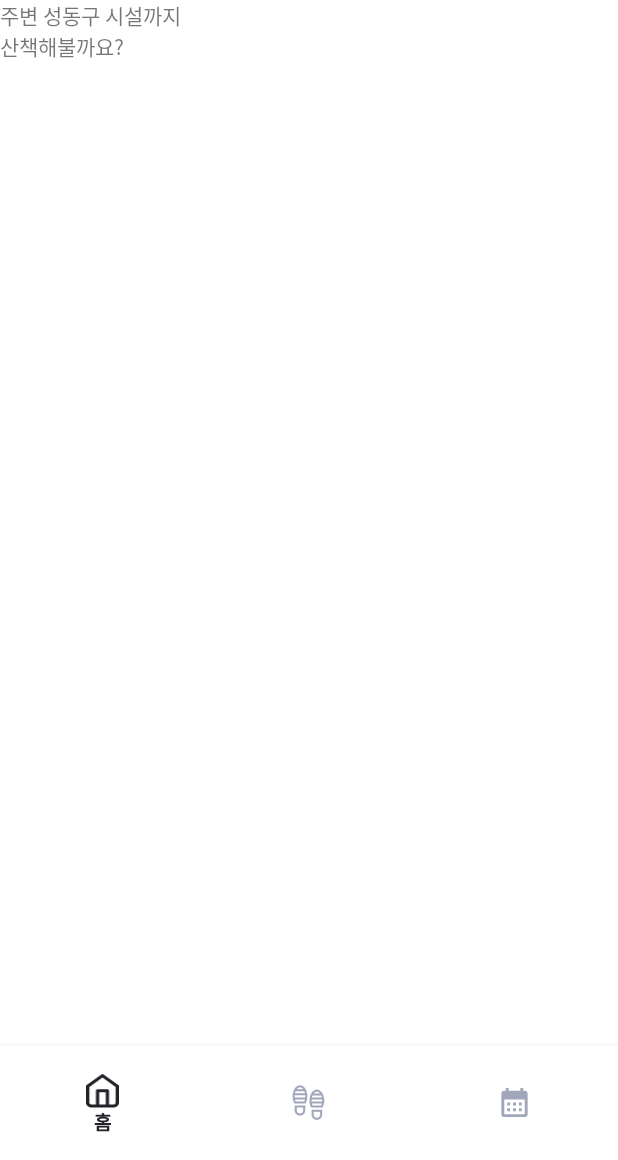
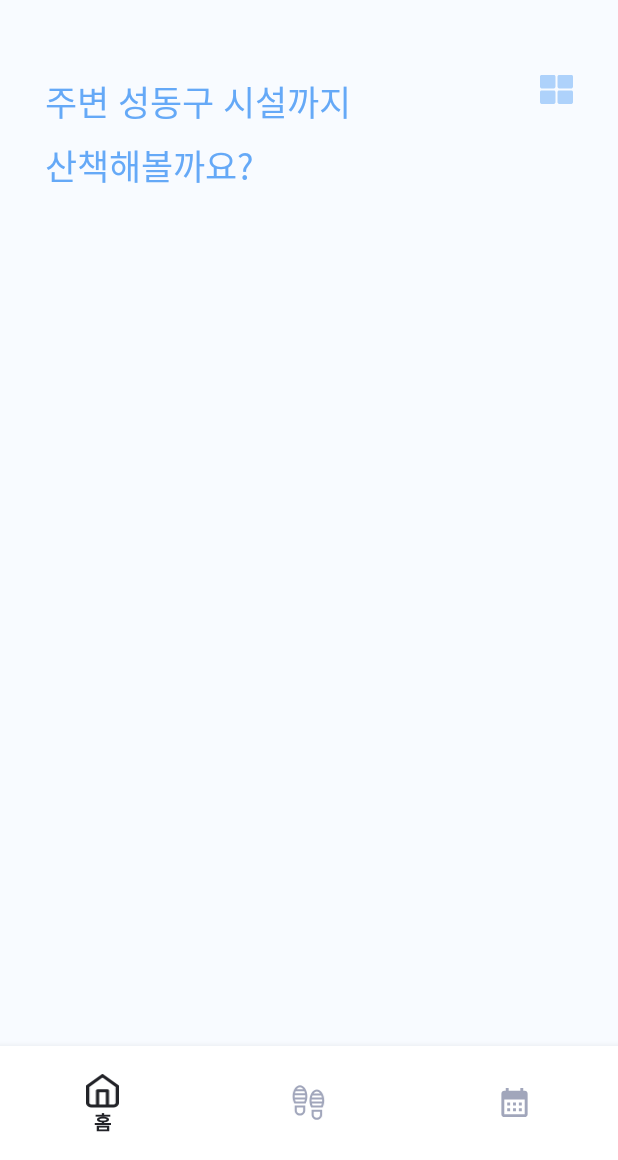
Before and after one commit to 29sungdong/SungDong-FE, an Android app: the screen it shows after launch (BottomNavigationActivity), on a phone screen of 412 x 824 dp, the part 76-1236 px from its top. Run offline under Robolectric (Android 15) with nearby library versions, the phone set to English and light mode, and no system bars.

Commit message:
[feat] home activity layout

```diff
--- a/app/src/main/java/com/example/sungdong_fe/view/BottomNavigationActivity.kt
+++ b/app/src/main/java/com/example/sungdong_fe/view/BottomNavigationActivity.kt
@@ -5,7 +5,6 @@ import android.os.Bundle
 import androidx.fragment.app.Fragment
 import com.example.sungdong_fe.R
 import com.example.sungdong_fe.databinding.ActivityBottomNavigationBinding
-import com.example.sungdong_fe.view.component.TopBarFragment
 
 class BottomNavigationActivity : AppCompatActivity() {
     private lateinit var binding : ActivityBottomNavigationBinding
--- a/app/src/main/java/com/example/sungdong_fe/view/component/TopBarFragment.kt
+++ b/app/src/main/java/com/example/sungdong_fe/view/component/HeaderFragment.kt
@@ -1,6 +1,5 @@
 package com.example.sungdong_fe.view.component
 
-import android.content.ClipData.Item
 import androidx.lifecycle.ViewModelProvider
 import android.os.Bundle
 import androidx.fragment.app.Fragment
@@ -8,14 +7,13 @@ import android.view.LayoutInflater
 import android.view.View
 import android.view.ViewGroup
 import androidx.lifecycle.Observer
-import com.example.sungdong_fe.R
 import com.example.sungdong_fe.databinding.TopBarFragmentBinding
 import com.example.sungdong_fe.viewmodel.TopBarViewModel
 
-class TopBarFragment : Fragment() {
+class HeaderFragment : Fragment() {
 
     companion object {
-        fun newInstance() = TopBarFragment()
+        fun newInstance() = HeaderFragment()
     }
 
     private lateinit var viewModel: TopBarViewModel
--- /dev/null
+++ b/app/src/main/res/drawable/ic_board.xml
@@ -0,0 +1,10 @@
+<vector xmlns:android="http://schemas.android.com/apk/res/android"
+    android:width="22dp"
+    android:height="20dp"
+    android:viewportWidth="22"
+    android:viewportHeight="20">
+  <path
+      android:pathData="M12.7188,0H20.9688C21.5383,0 22,0.4617 22,1.0313V7.9063C22,8.4758 21.5383,8.9375 20.9688,8.9375H12.7188C12.1492,8.9375 11.6875,8.4758 11.6875,7.9063V1.0313C11.6875,0.4617 12.1492,0 12.7188,0ZM9.2813,0H1.0313C0.4617,0 0,0.4617 0,1.0313V7.9063C0,8.4758 0.4617,8.9375 1.0313,8.9375H9.2813C9.8508,8.9375 10.3125,8.4758 10.3125,7.9063V1.0313C10.3125,0.4617 9.8508,0 9.2813,0ZM0,11.3438V18.2188C0,18.7883 0.4617,19.25 1.0313,19.25H9.2813C9.8508,19.25 10.3125,18.7883 10.3125,18.2188V11.3438C10.3125,10.7742 9.8508,10.3125 9.2813,10.3125H1.0313C0.4617,10.3125 0,10.7742 0,11.3438ZM12.7188,19.25H20.9688C21.5383,19.25 22,18.7883 22,18.2188V11.3438C22,10.7742 21.5383,10.3125 20.9688,10.3125H12.7188C12.1492,10.3125 11.6875,10.7742 11.6875,11.3438V18.2188C11.6875,18.7883 12.1492,19.25 12.7188,19.25Z"
+      android:fillColor="#65A9F7"
+      android:fillAlpha="0.5"/>
+</vector>
--- a/app/src/main/res/layout/home_fragment.xml
+++ b/app/src/main/res/layout/home_fragment.xml
@@ -1,23 +1,58 @@
 <?xml version="1.0" encoding="utf-8"?>
-<androidx.constraintlayout.widget.ConstraintLayout
+<LinearLayout
         xmlns:android="http://schemas.android.com/apk/res/android"
         xmlns:tools="http://schemas.android.com/tools"
         android:layout_width="match_parent"
         android:layout_height="match_parent" xmlns:app="http://schemas.android.com/apk/res-auto"
         tools:context=".view.HomeFragment"
+        android:background="@color/blue_extralight"
+        android:orientation="vertical"
+        android:weightSum="10"
+        android:paddingVertical="50dp"
     >
     <androidx.constraintlayout.widget.ConstraintLayout
-            android:layout_width="match_parent"
+        android:id="@+id/header"
+        android:layout_width="match_parent"
+        android:layout_height="wrap_content"
+        android:layout_marginHorizontal="30dp"
+        android:layout_weight="1"
+    >
+        <TextView
+            android:id="@+id/title"
+            android:layout_width="wrap_content"
             android:layout_height="wrap_content"
+            android:text="주변 성동구 시설까지"
             app:layout_constraintTop_toTopOf="parent"
             app:layout_constraintStart_toStartOf="parent"
-            app:layout_constraintEnd_toEndOf="parent">
+            android:fontFamily="@font/jamsil_regular"
+            android:textColor="@color/blue_regular"
+            android:textSize="23sp"/>
         <TextView
-                android:layout_width="wrap_content"
-                android:layout_height="match_parent"
-                android:text="주변 성동구 시설까지\n산책해불까요?"
-                app:layout_constraintTop_toTopOf="parent"
-                app:layout_constraintStart_toStartOf="parent"/>
+            android:layout_width="wrap_content"
+            android:layout_height="wrap_content"
+            android:text="산책해볼까요?"
+            android:paddingTop="7sp"
+            app:layout_constraintTop_toBottomOf="@id/title"
+            app:layout_constraintStart_toStartOf="parent"
+            android:fontFamily="@font/jamsil_regular"
+            android:textColor="@color/blue_regular"
+            android:textSize="23sp"/>
+        <ImageButton
+            android:layout_width="wrap_content"
+            android:layout_height="0dp"
+            app:layout_constraintTop_toTopOf="@id/title"
+            app:layout_constraintEnd_toEndOf="parent"
+            android:src="@drawable/ic_board"
+            android:background="@color/blue_extralight"
+            android:paddingLeft="20dp"
+            android:paddingBottom="20dp"
+        />
     </androidx.constraintlayout.widget.ConstraintLayout>
-
-</androidx.constraintlayout.widget.ConstraintLayout>
+    <androidx.viewpager2.widget.ViewPager2
+        android:id="@+id/contents"
+        android:layout_width="match_parent"
+        android:layout_height="0dp"
+        android:orientation="horizontal"
+        android:layout_weight="9"
+    />
+</LinearLayout>
--- a/app/src/main/res/layout/top_bar_fragment.xml
+++ b/app/src/main/res/layout/top_bar_fragment.xml
@@ -5,7 +5,7 @@
         android:layout_width="match_parent"
         android:layout_height="wrap_content"
         xmlns:app="http://schemas.android.com/apk/res-auto"
-        tools:context=".view.component.TopBarFragment">
+        tools:context=".view.component.HeaderFragment">
     <ImageView
             android:id="@+id/search"
             android:layout_width="wrap_content"
```
Also changed, not shown: app/src/main/java/com/example/sungdong_fe/view/component/ButtonFragment.kt (added, +33 -0 lines), app/src/main/java/com/example/sungdong_fe/view/component/CardBigFragment.kt (added, +33 -0 lines), app/src/main/java/com/example/sungdong_fe/viewmodel/ButtonViewModel.kt (added, +7 -0 lines), app/src/main/java/com/example/sungdong_fe/viewmodel/CardBigViewModel.kt (added, +7 -0 lines), app/src/main/res/drawable/bg_boarder.xml (added, +14 -0 lines), app/src/main/res/drawable/bg_button.xml (added, +21 -0 lines), app/src/main/res/drawable/ic_clock.xml (added, +9 -0 lines), app/src/main/res/drawable/ic_phone.xml (added, +9 -0 lines), app/src/main/res/layout/button_fragment.xml (added, +14 -0 lines), app/src/main/res/layout/card_big_fragment.xml (added, +105 -0 lines), app/src/main/res/drawable-v24/sample1.jpg (added).
